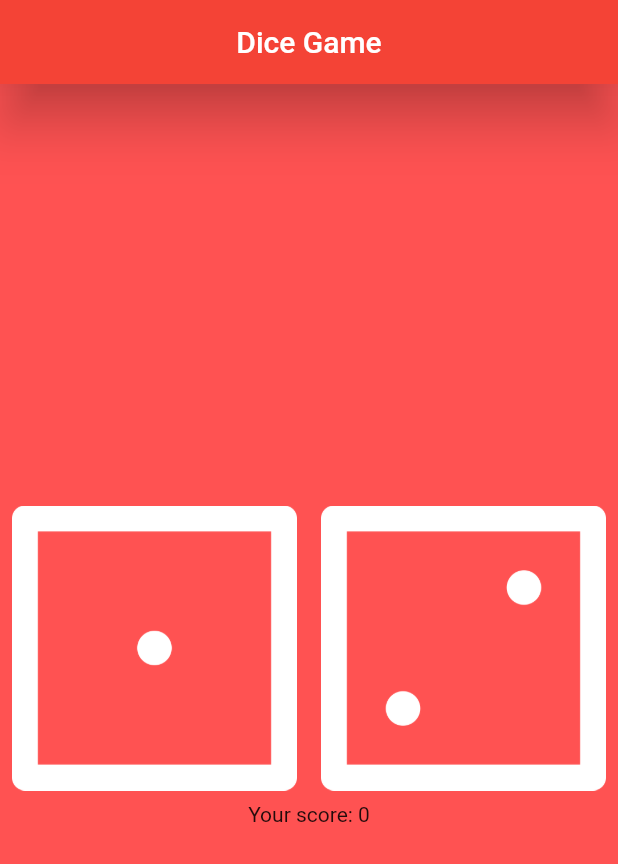
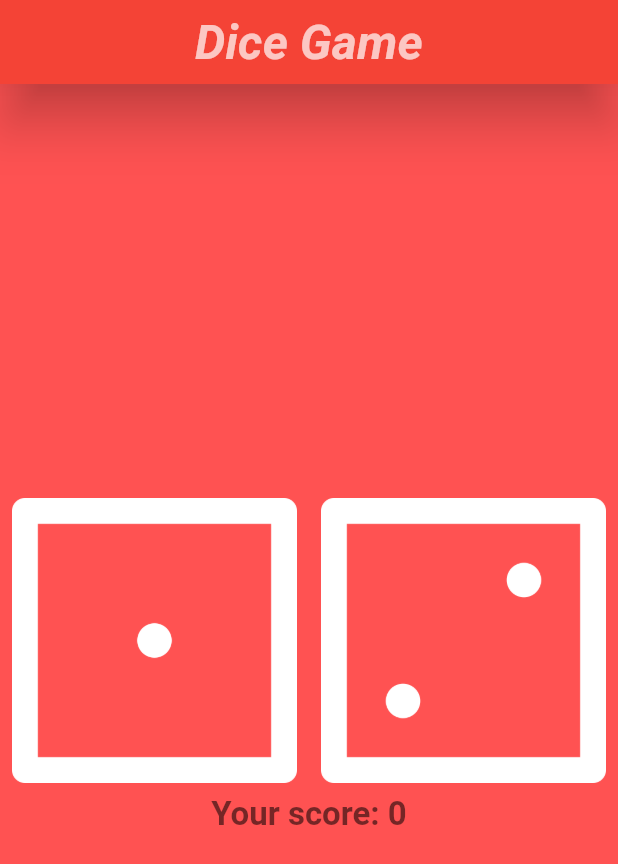
Before and after one commit to UlugbekYarkinov/dice, a Flutter app: the screen it shows after launch, on a phone screen of 412 x 824 dp. Shown: the top 864 px of the screen. Run offline on Flutter 3.47's test engine with Material 2 defaults, Android fonts, the phone set to English and light mode, and no system bars.

Commit message:
code segmented

```diff
--- /dev/null
+++ b/lib/constants.dart
@@ -0,0 +1,14 @@
+import 'package:flutter/material.dart';
+
+const TextStyle textStyleForBody = TextStyle(
+  fontSize: 22.0,
+  color: Colors.black54,
+  fontWeight: FontWeight.bold,
+);
+
+const TextStyle textStyleForTitle = TextStyle(
+  fontSize: 32.0,
+  color: Colors.white70,
+  fontWeight: FontWeight.bold,
+  fontStyle: FontStyle.italic,
+);
--- /dev/null
+++ b/lib/dicePage.dart
@@ -0,0 +1,56 @@
+import 'package:flutter/material.dart';
+import 'dart:math';
+import 'constants.dart';
+
+class DicePage extends StatefulWidget {
+  DicePage({Key? key}) : super(key: key);
+
+  @override
+  State<DicePage> createState() => _DicePageState();
+}
+
+class _DicePageState extends State<DicePage> {
+  int leftDice = 1;
+  int rightDice = 2;
+  int counter = 0;
+
+  void change(){
+    setState(() {
+      leftDice = Random().nextInt(6)+1;
+      rightDice = Random().nextInt(6)+1;
+
+      if(leftDice == rightDice) {
+        counter++;
+      }
+    });
+  }
+
+  @override
+  Widget build(BuildContext context) {
+    return Column(
+      mainAxisAlignment: MainAxisAlignment.center,
+      children: [
+        Row(
+          children: [
+            Expanded(
+              child: TextButton(
+                onPressed: change,
+                child: Image.asset('images/dice$leftDice.png'),
+              ),
+            ),
+            Expanded(
+              child: TextButton(
+                onPressed: change,
+                child: Image.asset('images/dice$rightDice.png'),
+              ),
+            ),
+          ],
+        ),
+        Text(
+          'Your score: $counter',
+          style: textStyleForBody,
+        ),
+      ],
+    );
+  }
+}
--- a/lib/main.dart
+++ b/lib/main.dart
@@ -1,5 +1,6 @@
 import 'package:flutter/material.dart';
-import 'dart:math';
+import 'dicePage.dart';
+import 'constants.dart';
 
 void main() {
   runApp(const MyApp());
@@ -12,69 +13,36 @@ class MyApp extends StatelessWidget {
   @override
   Widget build(BuildContext context) {
     return MaterialApp(
+      debugShowCheckedModeBanner: false,
       title: 'Flutter Demo',
       theme: ThemeData(
         primarySwatch: Colors.blue,
       ),
-      home: Scaffold(
-        backgroundColor: Colors.redAccent,
-        appBar: AppBar(
-          title: const Center(child: Text('Dice Game'),),
-          backgroundColor: Colors.red,
-          elevation: 15.0,
-        ),
-        body: DicePage(),
-      ),
+      home: const MyAppPage(),
     );
   }
 }
 
-class DicePage extends StatefulWidget {
-  DicePage({Key? key}) : super(key: key);
-
-  @override
-  State<DicePage> createState() => _DicePageState();
-}
-
-class _DicePageState extends State<DicePage> {
-  int leftDice = 1;
-  int rightDice = 2;
-  int counter = 0;
-
-  void change(){
-    setState(() {
-      leftDice = Random().nextInt(6)+1;
-      rightDice = Random().nextInt(6)+1;
-
-      if(leftDice == rightDice) {
-        counter++;
-      }
-    });
-  }
+class MyAppPage extends StatelessWidget {
+  const MyAppPage({
+    Key? key,
+  }) : super(key: key);
 
   @override
   Widget build(BuildContext context) {
-    return Column(
-      mainAxisAlignment: MainAxisAlignment.center,
-      children: [
-        Row(
-          children: [
-            Expanded(
-              child: TextButton(
-                onPressed: change,
-                child: Image.asset('images/dice$leftDice.png'),
-              ),
-            ),
-            Expanded(
-              child: TextButton(
-                onPressed: change,
-                child: Image.asset('images/dice$rightDice.png'),
-              ),
-            ),
-          ],
+    return Scaffold(
+      backgroundColor: Colors.redAccent,
+      appBar: AppBar(
+        title: const Center(
+          child: Text(
+            'Dice Game',
+            style: textStyleForTitle,
+          ),
         ),
-        Text('Your score: $counter'),
-      ],
+        backgroundColor: Colors.red,
+        elevation: 15.0,
+      ),
+      body: DicePage(),
     );
   }
 }
```
